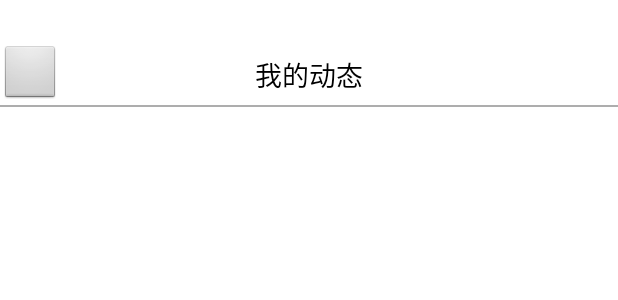
After one commit to Gno-GH/Minimal, an Android app: the layout activity_ownertrends.xml on its own in the app's theme, with its tools: preview values and no code run, on a phone screen of 412 x 824 dp. The commit adds this screen. Shown: the top 300 px of the screen. Run offline under Robolectric (Android 15) with nearby library versions, the phone set to English and light mode, and no system bars.

Commit message:
侧边栏: 我的动态功能框架完成

```diff
--- a/app/src/main/AndroidManifest.xml
+++ b/app/src/main/AndroidManifest.xml
@@ -34,6 +34,7 @@
         <activity android:name=".activity.ClassActivity"/>
         <activity android:name=".activity.MeansActivity"/>
         <activity android:name=".activity.DiaryActivity"/>
+        <activity android:name=".activity.OwnerTrendsActivity"/>
         <!--
         <activity
             android:name=".activity.DialogActivity"
--- a/app/src/main/java/minimal/microfriend/fragment/FrontFragment.java
+++ b/app/src/main/java/minimal/microfriend/fragment/FrontFragment.java
@@ -111,7 +111,7 @@ public class FrontFragment extends BaseFragment implements RadioGroup.OnCheckedC
     private void iniPopWindow() {
         popview = View.inflate(activity, R.layout.pop_trend, null);
         popTrendIss = new PopupWindow(popview,
-                ViewGroup.LayoutParams.WRAP_CONTENT, ViewGroup.LayoutParams.WRAP_CONTENT, true);
+                ViewGroup.LayoutParams.MATCH_PARENT, ViewGroup.LayoutParams.WRAP_CONTENT, true);
         popTrendIss.setAnimationStyle(R.style.pop_trend_anim);
         popTrendIss.setBackgroundDrawable(new BitmapDrawable());
         popTrendIss.setOutsideTouchable(true);
--- a/app/src/main/res/anim/pop_trend_close.xml
+++ b/app/src/main/res/anim/pop_trend_close.xml
@@ -1,7 +1,7 @@
 <?xml version="1.0" encoding="utf-8"?>
 <set xmlns:android="http://schemas.android.com/apk/res/android">
     <translate
-        android:duration="200"
+        android:duration="500"
         android:fromYDelta="30%"
         android:toYDelta="100%"/>
 </set>
--- a/app/src/main/res/anim/pop_trend_open.xml
+++ b/app/src/main/res/anim/pop_trend_open.xml
@@ -1,7 +1,7 @@
 <?xml version="1.0" encoding="utf-8"?>
 <set xmlns:android="http://schemas.android.com/apk/res/android">
     <translate
-        android:duration="200"
+        android:duration="500"
         android:fromYDelta="100%"
         android:toYDelta="0%"/>
 </set>
--- /dev/null
+++ b/app/src/main/res/layout/activity_ownertrends.xml
@@ -0,0 +1,42 @@
+<?xml version="1.0" encoding="utf-8"?>
+<LinearLayout xmlns:android="http://schemas.android.com/apk/res/android"
+              android:id="@+id/ll_root"
+              android:layout_width="match_parent"
+              android:layout_height="match_parent"
+              android:background="#fff"
+              android:orientation="vertical">
+
+    <RelativeLayout
+        android:layout_width="match_parent"
+        android:layout_height="wrap_content"
+        android:layout_gravity="center_horizontal"
+        android:layout_marginTop="30dp">
+
+        <Button
+            android:id="@+id/b_close"
+            android:layout_width="40dp"
+            android:layout_height="40dp"/>
+
+        <TextView
+            android:layout_width="wrap_content"
+            android:layout_height="40dp"
+            android:layout_centerInParent="true"
+            android:gravity="center"
+            android:text="我的动态"
+            android:textAlignment="center"
+            android:textColor="#000"
+            android:textSize="18sp"/>
+    </RelativeLayout>
+
+    <View
+        android:layout_width="match_parent"
+        android:layout_height="1dp"
+        android:background="#adadad"
+        ></View>
+
+    <minimal.microfriend.view.RefrenshListView
+        android:id="@+id/rl_trends"
+        android:layout_width="match_parent"
+        android:layout_height="wrap_content">
+    </minimal.microfriend.view.RefrenshListView>
+</LinearLayout>
--- a/app/src/main/res/layout/center_listview_item.xml
+++ b/app/src/main/res/layout/center_listview_item.xml
@@ -59,7 +59,7 @@
         android:layout_marginLeft="8dp"
         android:layout_marginRight="8dp"
         android:textColor="@android:color/black"
-        android:textSize="11sp"/>
+        android:textSize="18sp"/>
 
     <ImageView
         android:id="@+id/context_image"
```
Also changed, not shown: app/src/main/java/minimal/microfriend/activity/OwnerTrendsActivity.java (added, +208 -0 lines), app/src/main/java/minimal/microfriend/adapter/ReplyAdapter.java (+20 -16 lines), app/src/main/java/minimal/microfriend/fragment/LeftFragment.java (+5 -3 lines), app/src/main/res/layout/child_listview_item.xml (+4 -4 lines), app/src/main/res/layout/pop_trend.xml (+6 -5 lines).
